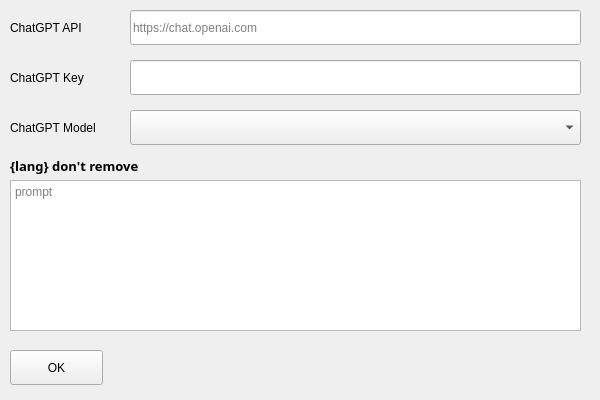
Qt form videotrans/ui/chatgpt.ui (thanhtan229/tinix-video-dubbing) before a commit.
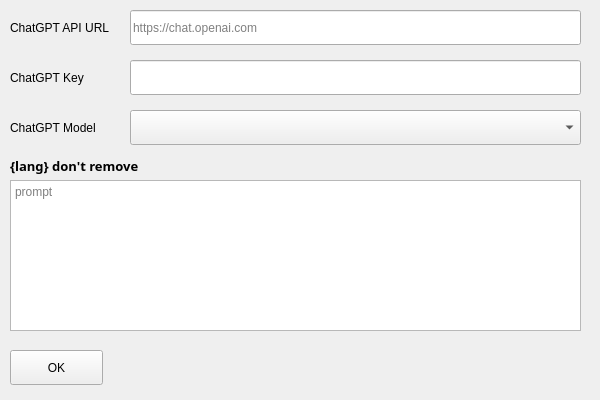
The same form after that commit.

The edit to the form file:
```diff
--- a/videotrans/ui/chatgpt.ui
+++ b/videotrans/ui/chatgpt.ui
@@ -145,7 +145,7 @@
     </size>
    </property>
    <property name="text">
-    <string>ChatGPT API</string>
+    <string>ChatGPT API URL</string>
    </property>
   </widget>
   <widget class="QLineEdit" name="chatgpt_key">
```
